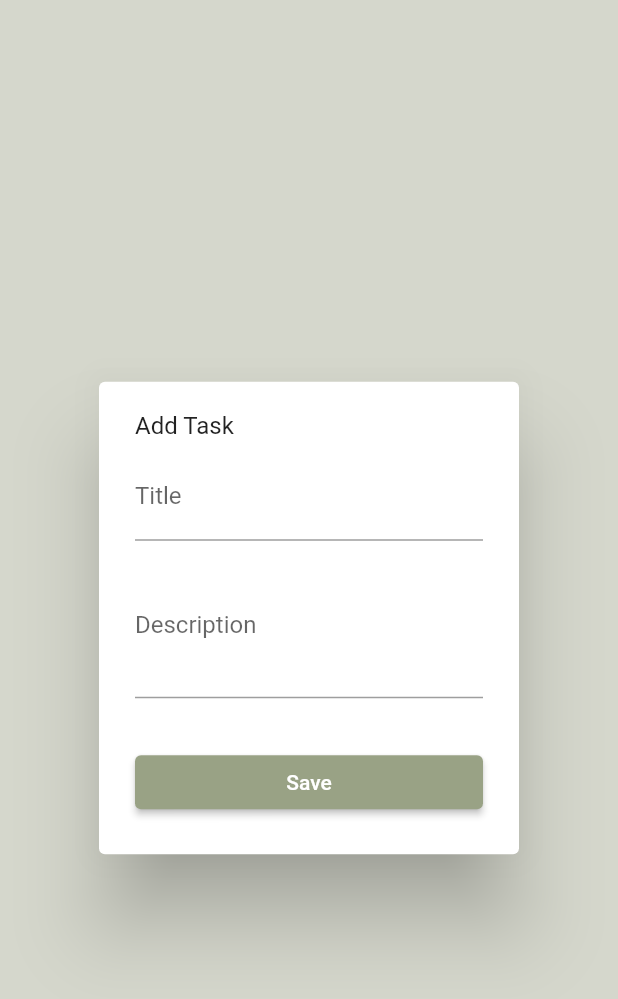
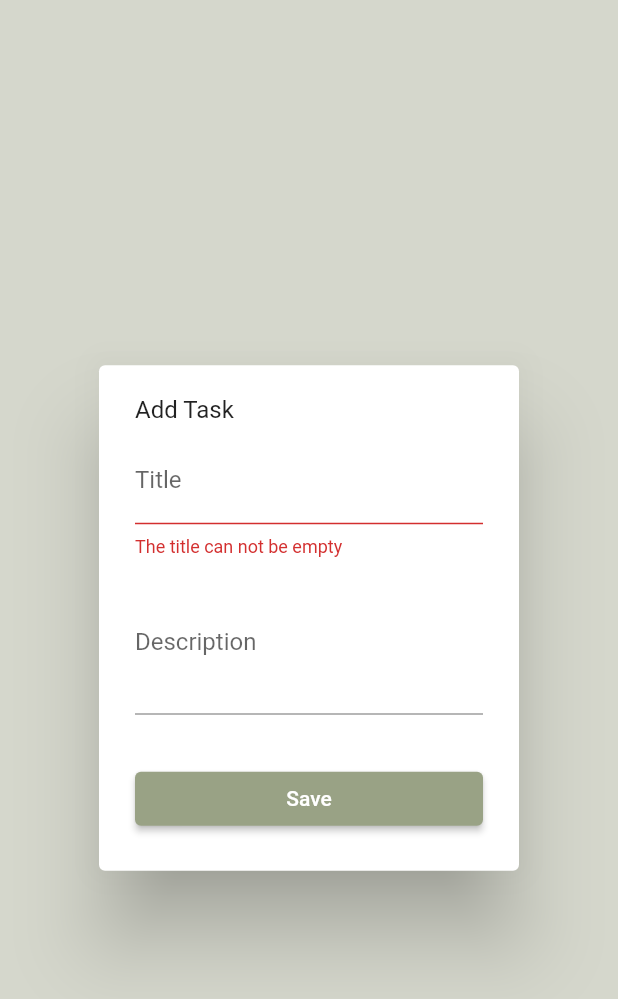
Before and after one commit to jilian-tenerife/todolist, a Flutter app: the AddTask widget shown alone on an empty page, opened directly, after a tap on "Save", on a phone screen of 412 x 824 dp. Shown: the top 999 px of the screen. Run offline on Flutter 3.47's test engine with Material 2 defaults, Android fonts, the phone set to English and light mode, and no system bars; our stand-ins replace flutter_slidable.

Commit message:
updated task adding

```diff
--- a/lib/add_task.dart
+++ b/lib/add_task.dart
@@ -1,6 +1,9 @@
 import 'package:flutter/material.dart';
 import 'package:flutter/src/widgets/framework.dart';
 import 'package:flutter/src/widgets/placeholder.dart';
+import 'package:provider/provider.dart';
+import 'package:todolist/todo.dart';
+import 'package:todolist/todos.dart';
 
 import 'todo_dialog.dart';
 
@@ -17,7 +20,9 @@ class _AddTaskState extends State<AddTask> {
   String description = '';
   @override
   Widget build(BuildContext context) => AlertDialog(
-        content: Column(
+        content: Form(
+          key: _formKey,
+          child: Column(
             mainAxisSize: MainAxisSize.min,
             crossAxisAlignment: CrossAxisAlignment.start,
             children: [
@@ -28,12 +33,30 @@ class _AddTaskState extends State<AddTask> {
               const SizedBox(height: 8),
               Add_Task_Dialog(
                 onChangedTitle: (title) => setState(() => this.title = title),
-              OnChangedDescription: (description) =>
+                onChangedDescription: (description) =>
                     setState(() => this.description = description),
-              onChangedDescription: (String value) {},
-              onSavedTodo: () {},
+                onSavedTodo: addTodo,
               )
             ],
           ),
+        ),
       );
+  void addTodo() {
+    final isValid = _formKey.currentState!.validate();
+
+    if (!isValid) {
+      return;
+    } else {
+      final todo = Todo(
+        id: DateTime.now.toString(),
+        title: title,
+        description: description,
+        createdTime: DateTime.now(),
+      );
+      final provider = Provider.of<TodoProvider>(context, listen: false);
+      provider.addTodo(todo);
+
+      Navigator.of(context).pop();
     }
+  }
+}
--- a/lib/todo_dialog.dart
+++ b/lib/todo_dialog.dart
@@ -8,15 +8,14 @@ class Add_Task_Dialog extends StatelessWidget {
   final ValueChanged<String> onChangedDescription;
   final VoidCallback onSavedTodo;
 
-  const Add_Task_Dialog({
-    Key? key,
-    this.title = '',
-    this.description = '',
-    required this.onChangedTitle,
-    required this.onChangedDescription,
-    required this.onSavedTodo,
-    required void Function(dynamic description) OnChangedDescription,
-  }) : super(key: key);
+  const Add_Task_Dialog(
+      {Key? key,
+      this.title = '',
+      this.description = '',
+      required this.onChangedTitle,
+      required this.onChangedDescription,
+      required this.onSavedTodo})
+      : super(key: key);
 
   @override
   Widget build(BuildContext context) => SingleChildScrollView(
--- a/lib/todos.dart
+++ b/lib/todos.dart
@@ -1,3 +1,21 @@
 import 'package:flutter/material.dart';
+import 'package:todolist/todo.dart';
 
-class TodoProvider extends ChangeNotifier {}
+class TodoProvider extends ChangeNotifier {
+  List<Todo> _todos = [
+    Todo(
+      createdTime: DateTime.now(),
+      title: 'Cook Eggs',
+    ),
+    Todo(
+      createdTime: DateTime.now(),
+      title: 'Take a Shower',
+    ),
+  ];
+  List<Todo> get todos => _todos.where((todo) => todo.isDone == false).toList();
+
+  void addTodo(Todo todo) {
+    _todos.add(todo);
+    notifyListeners();
+  }
+}
```
Also changed, not shown: lib/todo_list_widget.dart (+22 -5 lines). Lines whose indentation alone changed are shown as unchanged.
